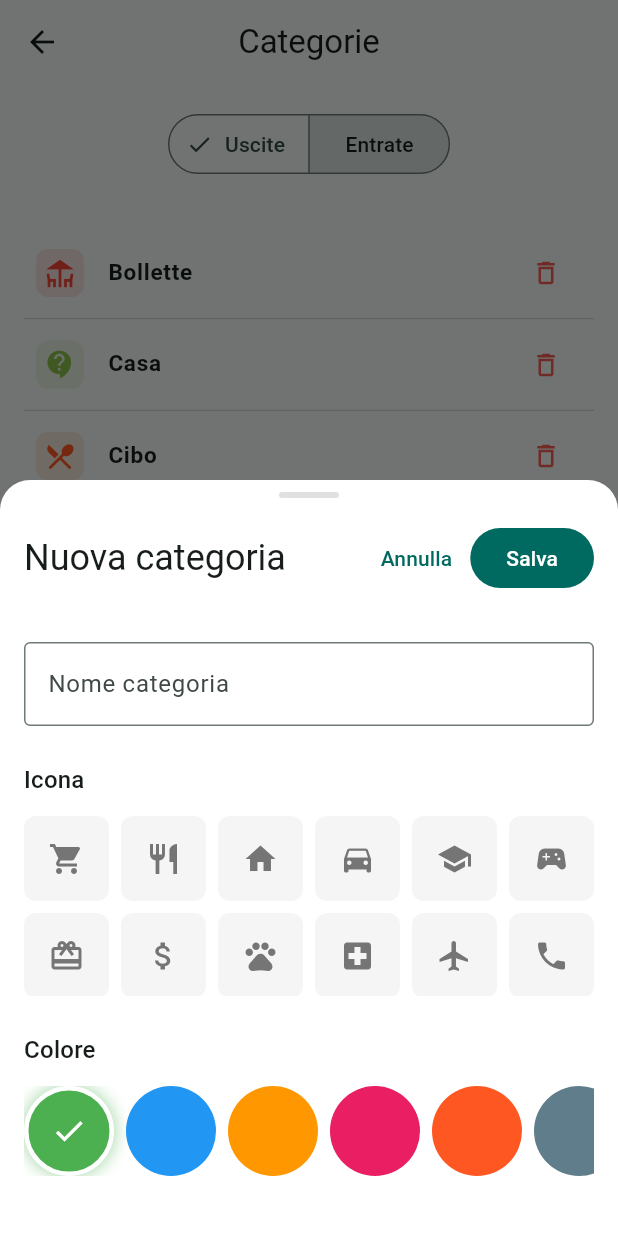
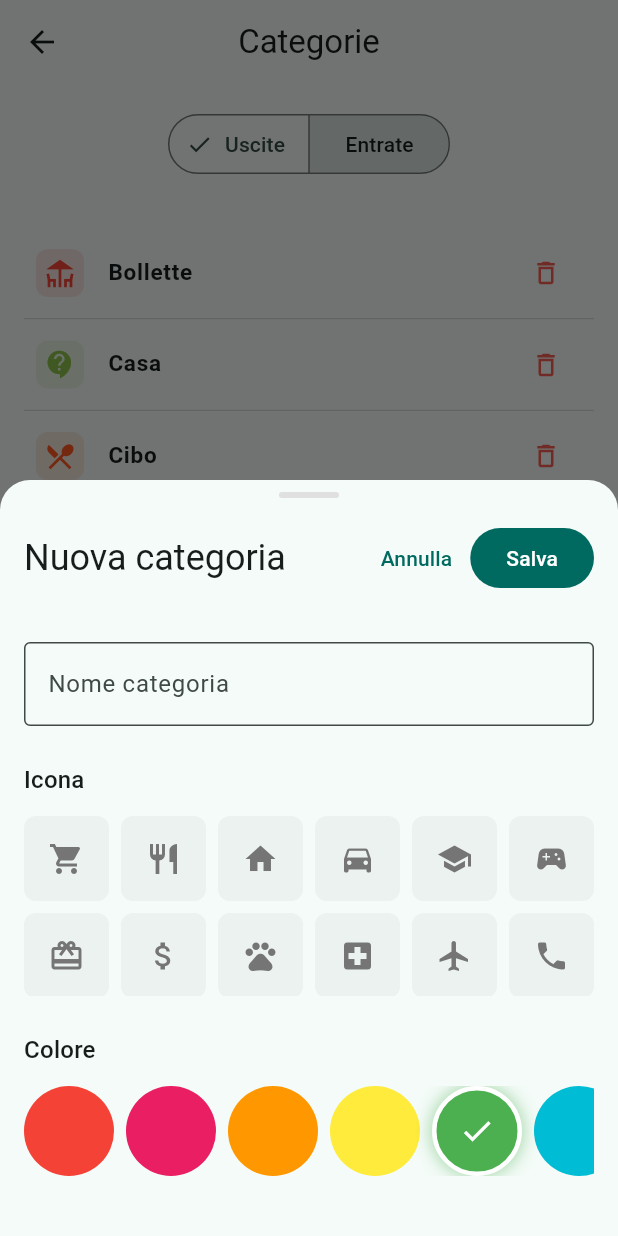
Before and after one commit to MatteoRigoni/PulseBudget, a Flutter app: the CategoriesScreen screen opened directly, after a tap on the "add" icon, on a phone screen of 412 x 824 dp. Run offline on Flutter 3.47's test engine with Material 3 defaults, Android fonts, the phone set to English and light mode, and no system bars; our stand-ins replace fl_chart, flutter_riverpod, font_awesome_flutter, rxdart.

Commit message:
commi v alpha 1

```diff
--- a/lib/main.dart
+++ b/lib/main.dart
@@ -17,7 +17,7 @@ class PulseBudgetApp extends StatelessWidget {
   @override
   Widget build(BuildContext context) {
     return MaterialApp(
-      title: 'Pulse Budget',
+      title: 'BilancioMe',
       theme: AppTheme.light(),
       darkTheme: AppTheme.dark(),
       themeMode: ThemeMode.system,
--- a/lib/ui/categories/new_category_sheet.dart
+++ b/lib/ui/categories/new_category_sheet.dart
@@ -183,20 +183,17 @@ class _NewCategorySheetState extends ConsumerState<NewCategorySheet> {
   ];
 
   final List<String> _availableColors = [
+    '#F44336', // Red
+    '#E91E63', // Pink
+    '#FF9800', // Orange
+    '#FFEB3B', // Yellow
     '#4CAF50', // Green
+    '#00BCD4', // Cyan
     '#2196F3', // Blue
-    '#FF9800', // Orange
-    '#E91E63', // Pink
+    '#3F51B5', // Indigo
+    '#9C27B0', // Purple
+    '#FFC107', // Amber
     '#FF5722', // Deep Orange
-    '#607D8B', // Blue Grey
-    '#9C27B0', // Purple
-    '#F44336', // Red
-    '#673AB7', // Deep Purple
-    '#00BCD4', // Cyan
-    '#795548', // Brown
-    '#8BC34A', // Light Green
-    '#FFC107', // Amber
-    '#3F51B5', // Indigo
     '#009688', // Teal
   ];
 
@@ -227,9 +224,9 @@ class _NewCategorySheetState extends ConsumerState<NewCategorySheet> {
     final theme = Theme.of(context);
 
     return Container(
-      decoration: const BoxDecoration(
-        color: Colors.white,
-        borderRadius: BorderRadius.vertical(top: Radius.circular(20)),
+      decoration: BoxDecoration(
+        color: theme.colorScheme.surface,
+        borderRadius: const BorderRadius.vertical(top: Radius.circular(20)),
       ),
       child: SafeArea(
         child: Padding(
@@ -282,9 +279,11 @@ class _NewCategorySheetState extends ConsumerState<NewCategorySheet> {
                         // Nome categoria
                         TextFormField(
                           controller: _nameController,
-                          decoration: const InputDecoration(
+                          decoration: InputDecoration(
                             labelText: 'Nome categoria',
-                            border: OutlineInputBorder(),
+                            border: const OutlineInputBorder(),
+                            fillColor: theme.colorScheme.surface,
+                            filled: true,
                           ),
                           validator: (value) {
                             if (value == null || value.trim().isEmpty) {
--- a/lib/ui/movements/transaction_card.dart
+++ b/lib/ui/movements/transaction_card.dart
@@ -142,7 +142,7 @@ class TransactionCard extends ConsumerWidget {
   }
 
   String _formatDate(DateTime date) {
-    return '${date.year.toString().padLeft(4, '0')}-${date.month.toString().padLeft(2, '0')}-${date.day.toString().padLeft(2, '0')}';
+    return '${date.day.toString().padLeft(2, '0')}/${date.month.toString().padLeft(2, '0')}/${date.year.toString().padLeft(4, '0')}';
   }
 
   String _formatAmount(double amount) {
```
Also changed, not shown: lib/ui/home/home_screen.dart (+9 -0 lines), lib/ui/movements/new_transaction_sheet.dart (+2 -22 lines).
